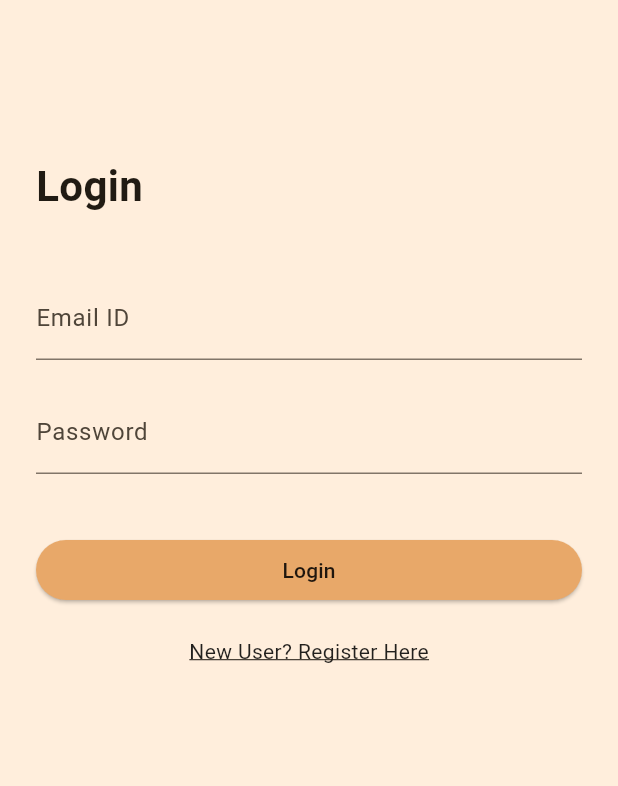
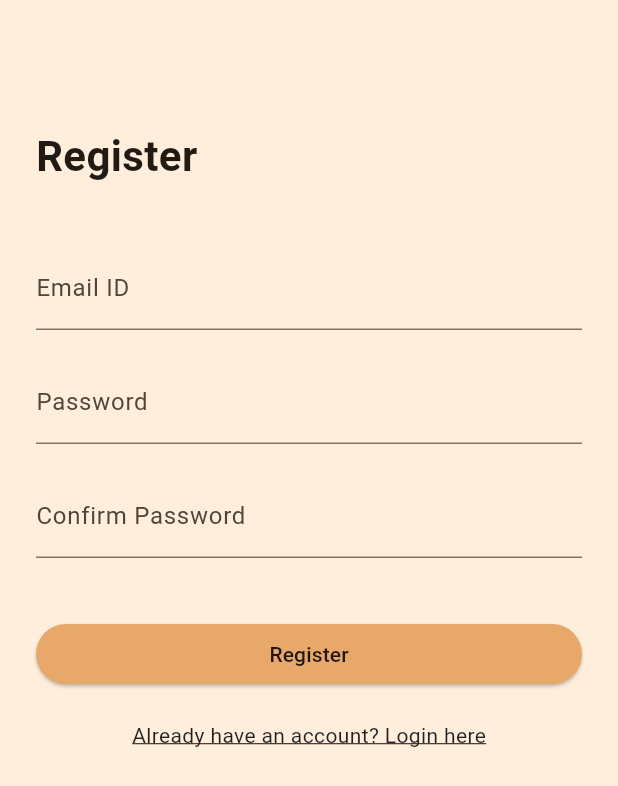
Before and after one commit to tangible-idea/tangible_link, a Flutter app: the screen it shows after launch, after a tap on "New User? Register Here", on a phone screen of 412 x 824 dp. Shown: the top 786 px of the screen. Run offline on Flutter 3.47's test engine with Material 3 defaults, Android fonts, the phone set to English and light mode, and no system bars; our stand-ins replace flutter_dotenv, flutter_riverpod, go_router, logger, riverpod_annotation, supabase_flutter; missing offline and left inert: markdown_widget; accounts and stored records are empty; generated files the repository leaves out were written again; network calls fail.

Commit message:
An actual Supabase auth integration + Register page.

```diff
--- a/lib/routing/app_router.dart
+++ b/lib/routing/app_router.dart
@@ -3,6 +3,7 @@ import 'package:go_router/go_router.dart';
 import 'package:riverpod_annotation/riverpod_annotation.dart';
 import 'package:tangible_link/routing/screens/HomeScreen.dart';
 import 'package:tangible_link/routing/screens/LoginScreen.dart';
+import 'package:tangible_link/routing/screens/RegisterScreen.dart';
 import 'package:tangible_link/routing/screens/YouTubeLinkScreen.dart';
 import 'not_found_screen.dart';
 part 'app_router.g.dart';
@@ -28,6 +29,10 @@ GoRouter goRouter(GoRouterRef ref) {
         builder: (context, state) => const LoginScreen(),
       ),
       GoRoute(
+        path: '/register',
+        builder: (context, state) => const RegisterScreen(),
+      ),
+      GoRoute(
         path: '/home',
         builder: (context, state) => HomeScreen(),
       ),
--- a/lib/routing/screens/LoginScreen.dart
+++ b/lib/routing/screens/LoginScreen.dart
@@ -1,6 +1,30 @@
 import 'package:flutter/material.dart';
 import 'package:flutter_riverpod/flutter_riverpod.dart';
+import 'package:supabase_flutter/supabase_flutter.dart';
 import 'package:go_router/go_router.dart';
+
+final authProvider = StateNotifierProvider<AuthNotifier, bool>((ref) {
+  return AuthNotifier();
+});
+
+class AuthNotifier extends StateNotifier<bool> {
+  AuthNotifier() : super(false); // false indicates not loading
+
+  Future<String?> login(String email, String password) async {
+    state = true; // Set loading state
+    try {
+      await Supabase.instance.client.auth.signInWithPassword(
+        email: email,
+        password: password,
+      );
+      state = false; // Reset loading
+      return null; // No error
+    } catch (e) {
+      state = false;
+      return e.toString(); // Return error message
+    }
+  }
+}
 
 class LoginScreen extends ConsumerStatefulWidget {
   const LoginScreen({super.key});
@@ -13,23 +37,33 @@ class _LoginScreenState extends ConsumerState<LoginScreen> {
   final TextEditingController _emailController = TextEditingController();
   final TextEditingController _passwordController = TextEditingController();
 
-  void _handleLogin() {
-    final email = _emailController.text;
-    final password = _passwordController.text;
+  Future<void> _handleLogin() async {
+    final email = _emailController.text.trim();
+    final password = _passwordController.text.trim();
 
-    // Simulate a simple login check
-    if (email == 'test@test.com' && password == 'test') {
-      // Navigate to the Home screen
+    if (email.isEmpty || password.isEmpty) {
+      ScaffoldMessenger.of(context).showSnackBar(
+        const SnackBar(content: Text('Email and password cannot be empty')),
+      );
+      return;
+    }
+
+    final error = await ref.read(authProvider.notifier).login(email, password);
+
+    if (error == null) {
+      // Navigate to Home Screen on successful login
       GoRouter.of(context).go('/home');
     } else {
       ScaffoldMessenger.of(context).showSnackBar(
-        const SnackBar(content: Text('Invalid email or password')),
+        SnackBar(content: Text(error)),
       );
     }
   }
 
   @override
   Widget build(BuildContext context) {
+    final isLoading = ref.watch(authProvider);
+
     return Scaffold(
       backgroundColor: const Color(0xFFFFEEDC),
       body: Padding(
@@ -66,8 +100,15 @@ class _LoginScreenState extends ConsumerState<LoginScreen> {
                 style: ElevatedButton.styleFrom(
                   backgroundColor: const Color(0xFFE8A869),
                 ),
-                onPressed: _handleLogin,
-                child: const Text("Login", style: TextStyle(color: Colors.black87)),
+                onPressed: isLoading ? null : _handleLogin,
+                child: isLoading
+                    ? const CircularProgressIndicator(
+                  color: Colors.white,
+                )
+                    : const Text(
+                  "Login",
+                  style: TextStyle(color: Colors.black87),
+                ),
               ),
             ),
             const SizedBox(height: 20),
@@ -75,6 +116,7 @@ class _LoginScreenState extends ConsumerState<LoginScreen> {
               child: GestureDetector(
                 onTap: () {
                   // Navigate to a registration page if required
+                  GoRouter.of(context).go('/register');
                 },
                 child: const Text(
                   "New User? Register Here",
--- /dev/null
+++ b/lib/routing/screens/RegisterScreen.dart
@@ -0,0 +1,160 @@
+import 'package:flutter/material.dart';
+import 'package:flutter_riverpod/flutter_riverpod.dart';
+import 'package:supabase_flutter/supabase_flutter.dart';
+import 'package:go_router/go_router.dart';
+
+// Register State Provider
+final registerProvider = StateNotifierProvider<RegisterNotifier, bool>((ref) {
+  return RegisterNotifier();
+});
+
+class RegisterNotifier extends StateNotifier<bool> {
+  RegisterNotifier() : super(false); // false indicates not loading
+
+  Future<String?> register(String email, String password) async {
+    state = true; // Loading state
+    try {
+      final response = await Supabase.instance.client.auth.signUp(
+        email: email,
+        password: password,
+      );
+      state = false;
+      if (response.user == null) {
+        return 'Registration failed. Please try again.';
+      }
+      return null; // Success, no error
+    } catch (e) {
+      state = false;
+      return e.toString(); // Return error message
+    }
+  }
+}
+
+class RegisterScreen extends ConsumerStatefulWidget {
+  const RegisterScreen({super.key});
+
+  @override
+  ConsumerState<RegisterScreen> createState() => _RegisterScreenState();
+}
+
+class _RegisterScreenState extends ConsumerState<RegisterScreen> {
+  final TextEditingController _emailController = TextEditingController();
+  final TextEditingController _passwordController = TextEditingController();
+  final TextEditingController _confirmPasswordController =
+  TextEditingController();
+
+  Future<void> _handleRegister() async {
+    final email = _emailController.text.trim();
+    final password = _passwordController.text.trim();
+    final confirmPassword = _confirmPasswordController.text.trim();
+
+    if (email.isEmpty || password.isEmpty || confirmPassword.isEmpty) {
+      ScaffoldMessenger.of(context).showSnackBar(
+        const SnackBar(content: Text('All fields are required')),
+      );
+      return;
+    }
+
+    if (password != confirmPassword) {
+      ScaffoldMessenger.of(context).showSnackBar(
+        const SnackBar(content: Text('Passwords do not match')),
+      );
+      return;
+    }
+
+    final error =
+    await ref.read(registerProvider.notifier).register(email, password);
+
+    if (error == null) {
+      ScaffoldMessenger.of(context).showSnackBar(
+        const SnackBar(content: Text('Registration successful!')),
+      );
+      GoRouter.of(context).go('/login'); // Navigate to Login Page
+    } else {
+      ScaffoldMessenger.of(context).showSnackBar(
+        SnackBar(content: Text(error)),
+      );
+    }
+  }
+
+  @override
+  Widget build(BuildContext context) {
+    final isLoading = ref.watch(registerProvider);
+
+    return Scaffold(
+      backgroundColor: const Color(0xFFFFEEDC),
+      body: Padding(
+        padding: const EdgeInsets.all(24.0),
+        child: SingleChildScrollView(
+          child: Column(
+            crossAxisAlignment: CrossAxisAlignment.start,
+            children: [
+              const SizedBox(height: 60),
+              const Text(
+                "Register",
+                style: TextStyle(fontSize: 28, fontWeight: FontWeight.bold),
+              ),
+              const SizedBox(height: 40),
+              TextField(
+                controller: _emailController,
+                decoration: const InputDecoration(
+                  labelText: "Email ID",
+                  border: UnderlineInputBorder(),
+                ),
+              ),
+              const SizedBox(height: 20),
+              TextField(
+                controller: _passwordController,
+                obscureText: true,
+                decoration: const InputDecoration(
+                  labelText: "Password",
+                  border: UnderlineInputBorder(),
+                ),
+              ),
+              const SizedBox(height: 20),
+              TextField(
+                controller: _confirmPasswordController,
+                obscureText: true,
+                decoration: const InputDecoration(
+                  labelText: "Confirm Password",
+                  border: UnderlineInputBorder(),
+                ),
+              ),
+              const SizedBox(height: 40),
+              SizedBox(
+                width: double.infinity,
+                child: ElevatedButton(
+                  style: ElevatedButton.styleFrom(
+                    backgroundColor: const Color(0xFFE8A869),
+                  ),
+                  onPressed: isLoading ? null : _handleRegister,
+                  child: isLoading
+                      ? const CircularProgressIndicator(
+                    color: Colors.white,
+                  )
+                      : const Text(
+                    "Register",
+                    style: TextStyle(color: Colors.black87),
+                  ),
+                ),
+              ),
+              const SizedBox(height: 20),
+              Center(
+                child: GestureDetector(
+                  onTap: () => GoRouter.of(context).go('/login'),
+                  child: const Text(
+                    "Already have an account? Login here",
+                    style: TextStyle(
+                      color: Colors.black87,
+                      decoration: TextDecoration.underline,
+                    ),
+                  ),
+                ),
+              ),
+            ],
+          ),
+        ),
+      ),
+    );
+  }
+}
--- a/pubspec.yaml
+++ b/pubspec.yaml
@@ -64,7 +64,7 @@ dev_dependencies:
   riverpod_lint: 2.3.4
 
   # Supabase
-  supabase_flutter: ^2.1.0
+  supabase_flutter: ^2.8.1
 
 
   receive_sharing_intent: ^1.4.4
```
Also changed, not shown: pubspec.lock, 1 other file.
